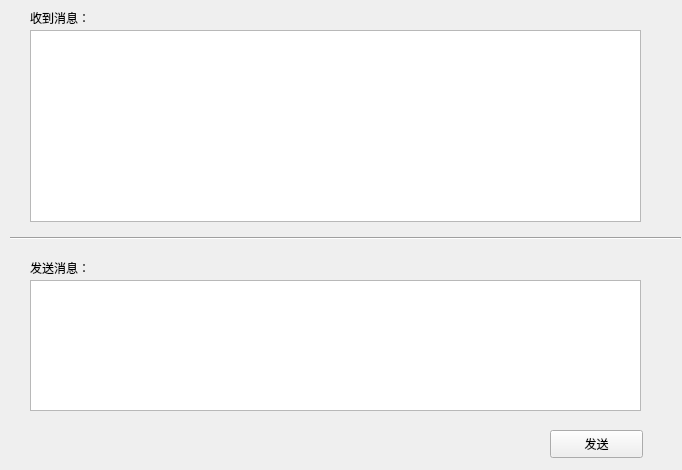
Before: the Qt Designer form widget.ui in hk029/LetChat, drawn with Qt 5.
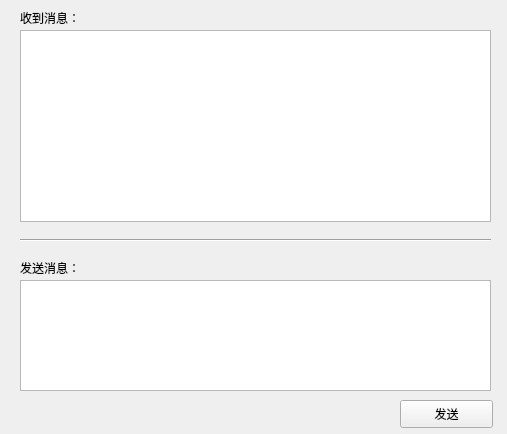
After: the same form once the commit is applied.

```diff
--- a/widget.ui
+++ b/widget.ui
@@ -6,17 +6,20 @@
    <rect>
     <x>0</x>
     <y>0</y>
-    <width>682</width>
-    <height>470</height>
+    <width>507</width>
+    <height>434</height>
    </rect>
   </property>
   <property name="windowTitle">
    <string>Widget</string>
   </property>
+  <property name="styleSheet">
+   <string notr="true"/>
+  </property>
   <widget class="QLabel" name="label_4">
    <property name="geometry">
     <rect>
-     <x>30</x>
+     <x>20</x>
      <y>10</y>
      <width>81</width>
      <height>16</height>
@@ -29,8 +32,8 @@
   <widget class="QPushButton" name="pushButton">
    <property name="geometry">
     <rect>
-     <x>550</x>
-     <y>430</y>
+     <x>400</x>
+     <y>400</y>
      <width>93</width>
      <height>28</height>
     </rect>
@@ -42,19 +45,22 @@
   <widget class="QPlainTextEdit" name="plainTextEdit">
    <property name="geometry">
     <rect>
-     <x>30</x>
+     <x>20</x>
      <y>280</y>
-     <width>611</width>
-     <height>131</height>
+     <width>471</width>
+     <height>111</height>
     </rect>
    </property>
+   <property name="horizontalScrollBarPolicy">
+    <enum>Qt::ScrollBarAlwaysOff</enum>
+   </property>
   </widget>
   <widget class="QTextBrowser" name="textBrowser">
    <property name="geometry">
     <rect>
-     <x>30</x>
+     <x>20</x>
      <y>30</y>
-     <width>611</width>
+     <width>471</width>
      <height>192</height>
     </rect>
    </property>
@@ -62,7 +68,7 @@
   <widget class="QLabel" name="label_5">
    <property name="geometry">
     <rect>
-     <x>30</x>
+     <x>20</x>
      <y>260</y>
      <width>81</width>
      <height>16</height>
@@ -75,10 +81,10 @@
   <widget class="Line" name="line">
    <property name="geometry">
     <rect>
-     <x>10</x>
+     <x>20</x>
      <y>230</y>
-     <width>671</width>
-     <height>16</height>
+     <width>471</width>
+     <height>20</height>
     </rect>
    </property>
    <property name="orientation">
```
